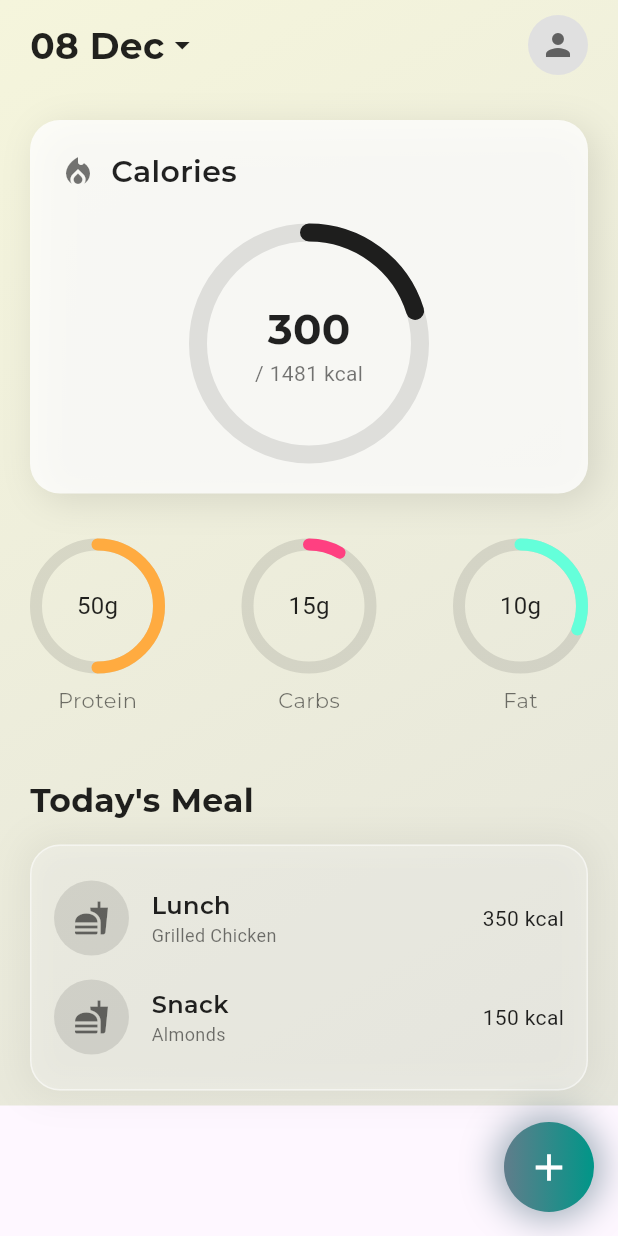
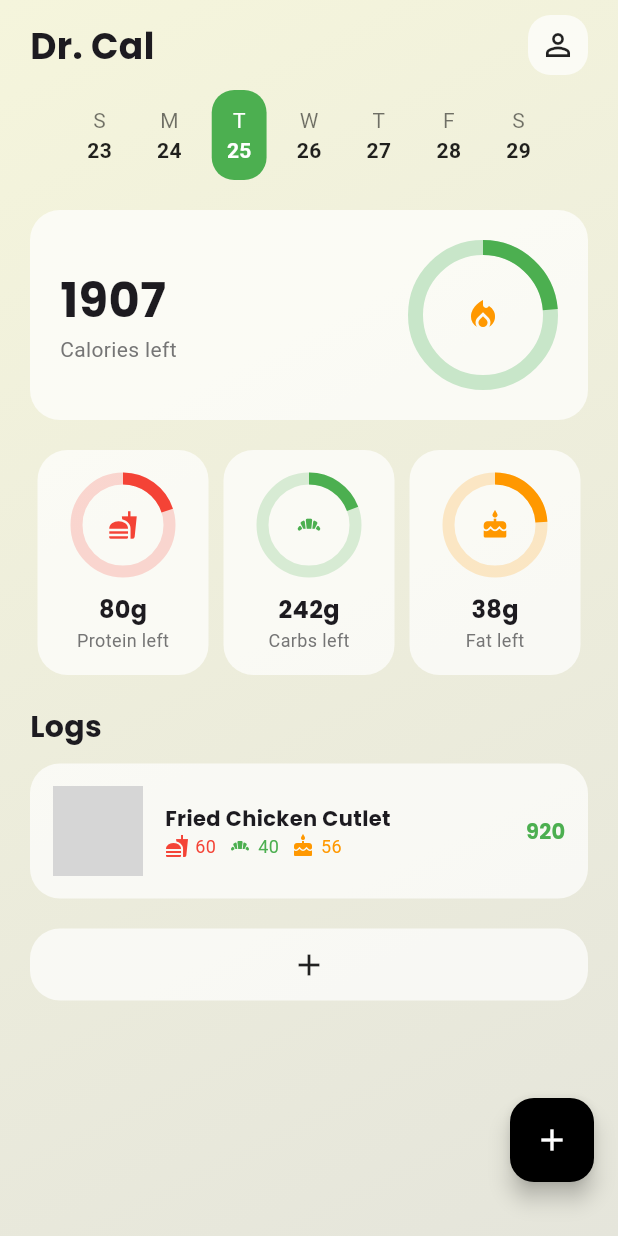
Before and after one commit to SuperShuka/fitness_app, a Flutter app: the screen it shows once a user with an empty profile is signed in, on a phone screen of 412 x 824 dp. Run offline on Flutter 3.47's test engine with Material 3 defaults, Android fonts, the phone set to English and light mode, and no system bars; drawn by our look-alikes of percent_indicator; our stand-ins replace cloud_firestore, firebase_auth, firebase_core, flutter_svg, google_fonts, google_sign_in and 1 more; accounts and stored records are empty; grey boxes are pictures that could not be loaded.

Commit message:
main screen крутой

```diff
--- a/lib/screens/main_screen.dart
+++ b/lib/screens/main_screen.dart
@@ -1,6 +1,6 @@
 import 'package:flutter/material.dart';
 import 'package:google_fonts/google_fonts.dart';
-import 'package:percent_indicator/circular_percent_indicator.dart';
+import 'package:percent_indicator/percent_indicator.dart';
 
 class MainScreen extends StatefulWidget {
   const MainScreen({super.key});
@@ -9,52 +9,53 @@ class MainScreen extends StatefulWidget {
   _MainScreenState createState() => _MainScreenState();
 }
 
-class _MainScreenState extends State<MainScreen> with SingleTickerProviderStateMixin {
-  late AnimationController _controller;
-  late Animation<double> _fadeAnimation;
-  late Animation<double> _scaleAnimation;
+class _MainScreenState extends State<MainScreen> {
+  DateTime selectedDate = DateTime.now();
+  final List<String> weekdays = ['S', 'M', 'T', 'W', 'T', 'F', 'S'];
 
   // Sample data
-  final double caloriesConsumed = 300;
-  final double caloriesTarget = 1481;
-  final List<Macro> macros = [
-    Macro(name: "Protein", consumed: 50, target: 100, color: Colors.orangeAccent),
-    Macro(name: "Carbs", consumed: 15, target: 181, color: Colors.pinkAccent),
-    Macro(name: "Fat", consumed: 10, target: 32, color: Colors.tealAccent),
-  ];
-  final List<Meal> meals = [
-    Meal(name: "Lunch", details: "Grilled Chicken", calories: 350),
-    Meal(name: "Snack", details: "Almonds", calories: 150),
+  final double caloriesLeft = 1907;
+  final double caloriesTotal = 2500;
+  final List<MacroItem> macros = [
+    MacroItem(
+      name: "Protein",
+      left: 80,
+      total: 100,
+      icon: Icons.fastfood,
+      color: Colors.red,
+    ),
+    MacroItem(
+      name: "Carbs",
+      left: 242,
+      total: 300,
+      icon: Icons.bakery_dining,
+      color: Colors.green,
+    ),
+    MacroItem(
+      name: "Fat",
+      left: 38,
+      total: 50,
+      icon: Icons.cake,
+      color: Colors.orange,
+    ),
   ];
 
-  @override
-  void initState() {
-    super.initState();
-    _controller = AnimationController(
-      duration: const Duration(milliseconds: 800),
-      vsync: this,
-    );
-    _fadeAnimation = Tween<double>(begin: 0.0, end: 1.0).animate(
-      CurvedAnimation(parent: _controller, curve: Curves.easeInOut),
-    );
-    _scaleAnimation = Tween<double>(begin: 0.8, end: 1.0).animate(
-      CurvedAnimation(parent: _controller, curve: Curves.easeOutBack),
-    );
-    _controller.forward();
-  }
-
-  @override
-  void dispose() {
-    _controller.dispose();
-    super.dispose();
-  }
+  final List<MealLog> meals = [
+    MealLog(
+      name: "Fried Chicken Cutlet",
+      calories: 920,
+      protein: 60,
+      carbs: 40,
+      fat: 56,
+      image: "assets/fried_chicken.jpg", // You'll need to add this asset
+    ),
+  ];
 
   @override
   Widget build(BuildContext context) {
     return Scaffold(
-      extendBodyBehindAppBar: true,
       body: Container(
-        decoration: const BoxDecoration(
+        decoration: BoxDecoration(
           gradient: LinearGradient(
             begin: Alignment.topLeft,
             end: Alignment.bottomRight,
@@ -62,183 +63,229 @@ class _MainScreenState extends State<MainScreen> with SingleTickerProviderStateM
           ),
         ),
         child: SafeArea(
-          bottom: false,
-          child: FadeTransition(
-            opacity: _fadeAnimation,
-            child: SingleChildScrollView(
-              child: Padding(
-                padding: const EdgeInsets.symmetric(horizontal: 20.0, vertical: 10.0),
           child: Column(
-                  crossAxisAlignment: CrossAxisAlignment.start,
             children: [
-                    // Header with Profile Button
-                    Row(
+              // App Bar and Date Selection
+              Padding(
+                padding: const EdgeInsets.symmetric(horizontal: 20.0, vertical: 10),
+                child: Row(
                   mainAxisAlignment: MainAxisAlignment.spaceBetween,
                   children: [
-                        Row(
-                          children: [
                     Text(
-                              '08 Dec',
-                              style: GoogleFonts.montserrat(
+                      'Dr. Cal',
+                      style: GoogleFonts.poppins(
                         fontSize: 24,
                         fontWeight: FontWeight.bold,
-                                color: Colors.black87,
                       ),
                     ),
-                            const Icon(Icons.arrow_drop_down, color: Colors.black87),
-                          ],
-                        ),
-                        Row(
-                          children: [
                     GestureDetector(
                       onTap: () {
-                                // Add navigation to profile screen here
+                        // Navigate to profile
                       },
-                              child: CircleAvatar(
-                                radius: 20,
-                                backgroundColor: Colors.grey[300],
-                                child: Icon(Icons.person, color: Colors.grey[700]),
+                      child: Container(
+                        padding: const EdgeInsets.all(8),
+                        decoration: BoxDecoration(
+                          color: Colors.white.withOpacity(0.7),
+                          borderRadius: BorderRadius.circular(15),
+                        ),
+                        child: Icon(Icons.person_outline, color: Colors.black87),
                       ),
                     ),
                   ],
                 ),
-                      ],
               ),
-                    const SizedBox(height: 30),
 
-                    // Calorie Summary
-                    ScaleTransition(
-                      scale: _scaleAnimation,
+              // Date Selection Row
+              SingleChildScrollView(
+                scrollDirection: Axis.horizontal,
+                child: Row(
+                  children: List.generate(7, (index) {
+                    final date = selectedDate.subtract(Duration(days: selectedDate.weekday - index));
+                    return GestureDetector(
+                      onTap: () {
+                        setState(() {
+                          selectedDate = date;
+                        });
+                      },
                       child: Container(
-                        padding: const EdgeInsets.all(20),
+                        margin: const EdgeInsets.symmetric(horizontal: 5),
+                        padding: const EdgeInsets.all(10),
                         decoration: BoxDecoration(
-                          color: Colors.white.withOpacity(0.8),
-                          borderRadius: BorderRadius.circular(20),
-                          boxShadow: [
-                            BoxShadow(
-                              color: Colors.black.withOpacity(0.1),
-                              blurRadius: 20,
-                              offset: const Offset(5, 5),
-                            ),
-                          ],
+                          color: date.day == selectedDate.day
+                              ? Colors.green
+                              : Colors.transparent,
+                          borderRadius: BorderRadius.circular(15),
                         ),
                         child: Column(
                           children: [
-                            Row(
-                              children: [
-                                const Icon(Icons.local_fire_department, color: Colors.black54),
-                                const SizedBox(width: 10),
                             Text(
-                                  'Calories',
-                                  style: GoogleFonts.montserrat(
-                                    fontSize: 20,
-                                    fontWeight: FontWeight.w600,
-                                    color: Colors.black87,
+                              weekdays[index],
+                              style: TextStyle(
+                                color: date.day == selectedDate.day
+                                    ? Colors.white
+                                    : Colors.black54,
+                              ),
+                            ),
+                            Text(
+                              date.day.toString(),
+                              style: TextStyle(
+                                color: date.day == selectedDate.day
+                                    ? Colors.white
+                                    : Colors.black87,
+                                fontWeight: FontWeight.bold,
                               ),
                             ),
                           ],
                         ),
-                            const SizedBox(height: 20),
-                            CircularPercentIndicator(
-                              radius: 80.0,
-                              lineWidth: 12.0,
-                              percent: caloriesConsumed / caloriesTarget,
-                              center: Column(
-                                mainAxisSize: MainAxisSize.min,
+                      ),
+                    );
+                  }),
+                ),
+              ),
+
+              Expanded(
+                child: SingleChildScrollView(
+                  physics: const AlwaysScrollableScrollPhysics(),
+                  child: Column(
+                    children: [
+                      // Calories Left Card
+                      Padding(
+                        padding: const EdgeInsets.all(20.0),
+                        child: Container(
+                          padding: const EdgeInsets.all(20),
+                          decoration: BoxDecoration(
+                            color: Colors.white.withOpacity(0.7),
+                            borderRadius: BorderRadius.circular(20),
+                          ),
+                          child: Row(
+                            children: [
+                              Expanded(
+                                child: Column(
+                                  crossAxisAlignment: CrossAxisAlignment.start,
                                   children: [
                                     Text(
-                                    caloriesConsumed.toInt().toString(),
-                                    style: GoogleFonts.montserrat(
-                                      fontSize: 28,
+                                      caloriesLeft.toInt().toString(),
+                                      style: GoogleFonts.poppins(
+                                        fontSize: 32,
                                         fontWeight: FontWeight.bold,
-                                      color: Colors.black87,
                                       ),
                                     ),
                                     Text(
-                                    '/ ${caloriesTarget.toInt()} kcal',
-                                    style: const TextStyle(fontSize: 14, color: Colors.black54),
+                                      'Calories left',
+                                      style: TextStyle(color: Colors.grey.shade600),
                                     ),
                                   ],
                                 ),
-                              progressColor: Colors.black87,
-                              backgroundColor: Colors.black.withOpacity(0.1),
-                              circularStrokeCap: CircularStrokeCap.round,
+                              ),
+                              CircularPercentIndicator(
+                                radius: 50,
+                                lineWidth: 10,
+                                percent: (caloriesTotal - caloriesLeft) / caloriesTotal,
+                                center: Icon(Icons.local_fire_department, color: Colors.orange),
+                                progressColor: Colors.green,
+                                backgroundColor: Colors.green.shade100,
                               ),
                             ],
                           ),
                         ),
                       ),
-                    const SizedBox(height: 30),
 
-                    // Macronutrient Summaries
-                    Row(
-                      mainAxisAlignment: MainAxisAlignment.spaceBetween,
-                      children: macros.map((macro) {
-                        return ScaleTransition(
-                          scale: _scaleAnimation,
+                      // Macros Breakdown
+                      Padding(
+                        padding: const EdgeInsets.symmetric(horizontal: 20.0),
+                        child: Row(
+                          children: macros.map((macro) =>
+                              Expanded(
+                                child: Container(
+                                  margin: const EdgeInsets.symmetric(horizontal: 5),
+                                  padding: const EdgeInsets.all(15),
+                                  decoration: BoxDecoration(
+                                    color: Colors.white.withOpacity(0.7),
+                                    borderRadius: BorderRadius.circular(20),
+                                  ),
                                   child: Column(
                                     children: [
                                       CircularPercentIndicator(
-                                radius: 45.0,
-                                lineWidth: 8.0,
-                                percent: macro.consumed / macro.target,
-                                center: Text(
-                                  '${macro.consumed.toInt()}g',
-                                  style: const TextStyle(fontSize: 16, color: Colors.black87),
+                                        radius: 35,
+                                        lineWidth: 8,
+                                        percent: 1 - (macro.left / macro.total),
+                                        center: Icon(macro.icon, color: macro.color, size: 20),
+                                        progressColor: macro.color,
+                                        backgroundColor: macro.color.withOpacity(0.2),
                                       ),
-                                progressColor: macro.color,
-                                backgroundColor: Colors.black.withOpacity(0.1),
-                                circularStrokeCap: CircularStrokeCap.round,
+                                      const SizedBox(height: 10),
+                                      Text(
+                                        '${macro.left}g',
+                                        style: GoogleFonts.poppins(
+                                          fontSize: 16,
+                                          fontWeight: FontWeight.bold,
                                         ),
-                              const SizedBox(height: 8),
+                                      ),
                                       Text(
-                                macro.name,
-                                style: GoogleFonts.montserrat(
-                                  fontSize: 14,
-                                  color: Colors.black54,
-                                ),
+                                        '${macro.name} left',
+                                        style: TextStyle(color: Colors.grey.shade600, fontSize: 12),
                                       ),
                                     ],
                                   ),
-                        );
-                      }).toList(),
                                 ),
-                    const SizedBox(height: 40),
-
-                    // Today's Meal Section
-                    Text(
-                      'Today\'s Meal',
-                      style: GoogleFonts.montserrat(
-                        fontSize: 22,
-                        fontWeight: FontWeight.bold,
-                        color: Colors.black87,
+                              )
+                          ).toList(),
                         ),
                       ),
-                    const SizedBox(height: 15),
-                    Container(
+
+                      // Meals Log
+                      Padding(
+                        padding: const EdgeInsets.all(20.0),
+                        child: Column(
+                          crossAxisAlignment: CrossAxisAlignment.start,
+                          children: [
+                            Text(
+                              'Logs',
+                              style: GoogleFonts.poppins(
+                                fontSize: 20,
+                                fontWeight: FontWeight.bold,
+                              ),
+                            ),
+                            const SizedBox(height: 10),
+                            ListView.builder(
+                              shrinkWrap: true,
+                              physics: const NeverScrollableScrollPhysics(),
+                              itemCount: meals.length + 1,
+                              itemBuilder: (context, index) {
+                                if (index == meals.length) {
+                                  return Container(
+                                    margin: const EdgeInsets.only(top: 10),
+                                    decoration: BoxDecoration(
+                                      color: Colors.white.withOpacity(0.7),
+                                      borderRadius: BorderRadius.circular(20),
+                                    ),
+                                    child: IconButton(
+                                      icon: Icon(Icons.add, color: Colors.black87),
+                                      onPressed: () {
+                                        // Add meal functionality
+                                      },
+                                    ),
+                                  );
+                                }
+
+                                final meal = meals[index];
+                                return Container(
+                                  margin: const EdgeInsets.only(bottom: 10),
                                   padding: const EdgeInsets.all(15),
                                   decoration: BoxDecoration(
-                        color: Colors.white.withOpacity(0.3),
+                                    color: Colors.white.withOpacity(0.7),
                                     borderRadius: BorderRadius.circular(20),
-                        boxShadow: [
-                          BoxShadow(
-                            color: Colors.black.withOpacity(0.05),
-                            blurRadius: 20,
-                            spreadRadius: 5,
                                   ),
-                        ],
-                        border: Border.all(color: Colors.white.withOpacity(0.5)),
-                      ),
-                      child: Column(
-                        children: meals.map((meal) {
-                          return Padding(
-                            padding: const EdgeInsets.symmetric(vertical: 8.0),
                                   child: Row(
                                     children: [
-                                CircleAvatar(
-                                  radius: 25,
-                                  backgroundColor: Colors.black.withOpacity(0.1),
-                                  child: const Icon(Icons.fastfood, color: Colors.black54),
+                                      ClipRRect(
+                                        borderRadius: BorderRadius.circular(15),
+                                        child: Image.asset(
+                                          meal.image,
+                                          width: 60,
+                                          height: 60,
+                                          fit: BoxFit.cover,
+                                        ),
                                       ),
                                       const SizedBox(width: 15),
                                       Expanded(
@@ -247,75 +294,104 @@ class _MainScreenState extends State<MainScreen> with SingleTickerProviderStateM
                                           children: [
                                             Text(
                                               meal.name,
-                                        style: GoogleFonts.montserrat(
-                                          fontSize: 16,
-                                          fontWeight: FontWeight.w600,
-                                          color: Colors.black87,
+                                              style: GoogleFonts.poppins(
+                                                fontWeight: FontWeight.bold,
                                               ),
                                             ),
-                                      Text(
-                                        meal.details,
-                                        style: const TextStyle(fontSize: 12, color: Colors.black54),
+                                            Row(
+                                              children: [
+                                                _buildMacroIcon(Icons.fastfood, Colors.red, meal.protein),
+                                                _buildMacroIcon(Icons.bakery_dining, Colors.green, meal.carbs),
+                                                _buildMacroIcon(Icons.cake, Colors.orange, meal.fat),
+                                              ],
                                             ),
                                           ],
                                         ),
                                       ),
                                       Text(
-                                  '${meal.calories} kcal',
-                                  style: const TextStyle(fontSize: 14, color: Colors.black87),
+                                        '${meal.calories}',
+                                        style: GoogleFonts.poppins(
+                                          fontWeight: FontWeight.bold,
+                                          color: Colors.green,
+                                        ),
                                       ),
                                     ],
                                   ),
                                 );
-                        }).toList(),
+                              },
+                            ),
+                          ],
                         ),
                       ),
                     ],
                   ),
                 ),
               ),
+            ],
           ),
         ),
       ),
-      floatingActionButton: GestureDetector(
-        onTap: () {},
-        child: AnimatedContainer(
-          duration: const Duration(milliseconds: 300),
-          padding: const EdgeInsets.all(15),
-          decoration: BoxDecoration(
-            shape: BoxShape.circle,
-            gradient: const LinearGradient(
-              colors: [Colors.blueGrey, Colors.teal],
+      floatingActionButton: Padding(
+        padding: const EdgeInsets.only(bottom: 20.0, left: 30),
+        child: FloatingActionButton(
+          onPressed: () {
+            // Add functionality
+          },
+          backgroundColor: Colors.black,
+          child: const Icon(Icons.add, color: Colors.white),
         ),
-            boxShadow: [
-              BoxShadow(
-                color: Colors.blueGrey.withOpacity(0.6),
-                blurRadius: 20,
-                spreadRadius: 5,
+      ),
+    );
+  }
+
+  Widget _buildMacroIcon(IconData icon, Color color, int value) {
+    return Padding(
+      padding: const EdgeInsets.only(right: 8.0),
+      child: Row(
+        children: [
+          Icon(icon, color: color, size: 16),
+          const SizedBox(width: 4),
+          Text(
+            value.toString(),
+            style: TextStyle(color: color, fontSize: 12),
           ),
         ],
-          ),
-          child: const Icon(Icons.add, size: 30, color: Colors.white),
-        ),
       ),
     );
   }
 }
 
-// Data Models
-class Macro {
+// Data Models remain the same
+class MacroItem {
   final String name;
-  final double consumed;
-  final double target;
+  final int left;
+  final int total;
+  final IconData icon;
   final Color color;
 
-  Macro({required this.name, required this.consumed, required this.target, required this.color});
+  MacroItem({
+    required this.name,
+    required this.left,
+    required this.total,
+    required this.icon,
+    required this.color,
+  });
 }
 
-class Meal {
+class MealLog {
   final String name;
-  final String details;
   final int calories;
+  final int protein;
+  final int carbs;
+  final int fat;
+  final String image;
 
-  Meal({required this.name, required this.details, required this.calories});
+  MealLog({
+    required this.name,
+    required this.calories,
+    required this.protein,
+    required this.carbs,
+    required this.fat,
+    this.image,
+  });
 }
```
Also changed, not shown: 4 other files. Lines whose indentation alone changed are shown as unchanged.
